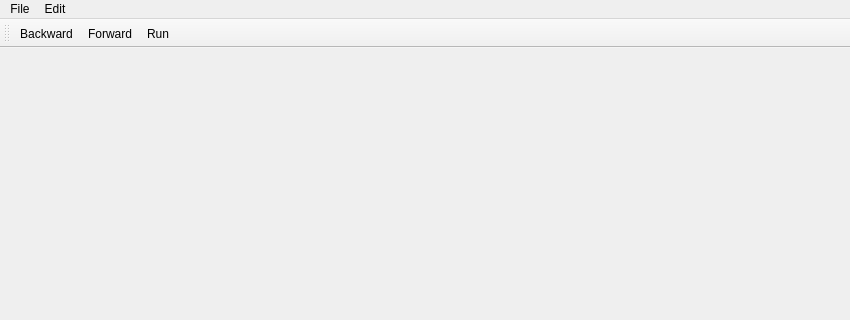
Above: mainwindow.ui from tranter/qt-google-freebase before the change; both pictures show x 0 to 850 and y 0 to 320 of the 850 by 600 pixel window. Below: the same form after it.
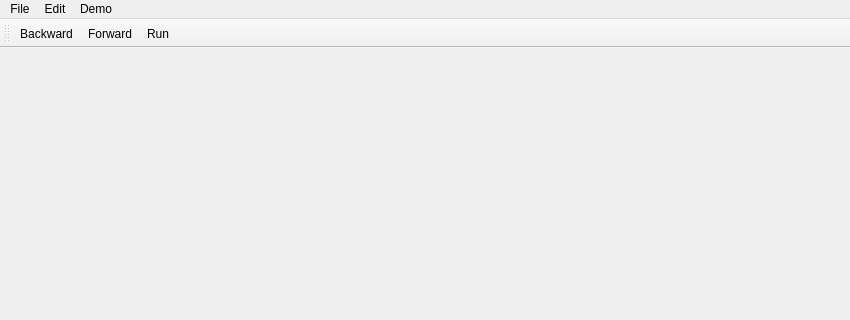
That is the form after the change. Icons and pictures are not drawn.

Commit message: Begin Demo dialog for Freebase illustration

Diff of the .ui file:
```diff
--- a/mainwindow.ui
+++ b/mainwindow.ui
@@ -56,8 +56,15 @@
     <addaction name="actionBackward"/>
     <addaction name="actionForward"/>
    </widget>
+   <widget class="QMenu" name="menuDemo">
+    <property name="title">
+     <string>Demo</string>
+    </property>
+    <addaction name="actionPeople_Info"/>
+   </widget>
    <addaction name="menuFile"/>
    <addaction name="menuEdit"/>
+   <addaction name="menuDemo"/>
   </widget>
   <action name="actionExit">
    <property name="text">
```
Left out of the diff: 9 changed lines with no effect on the pictures. The commit also changes 8 other files.
